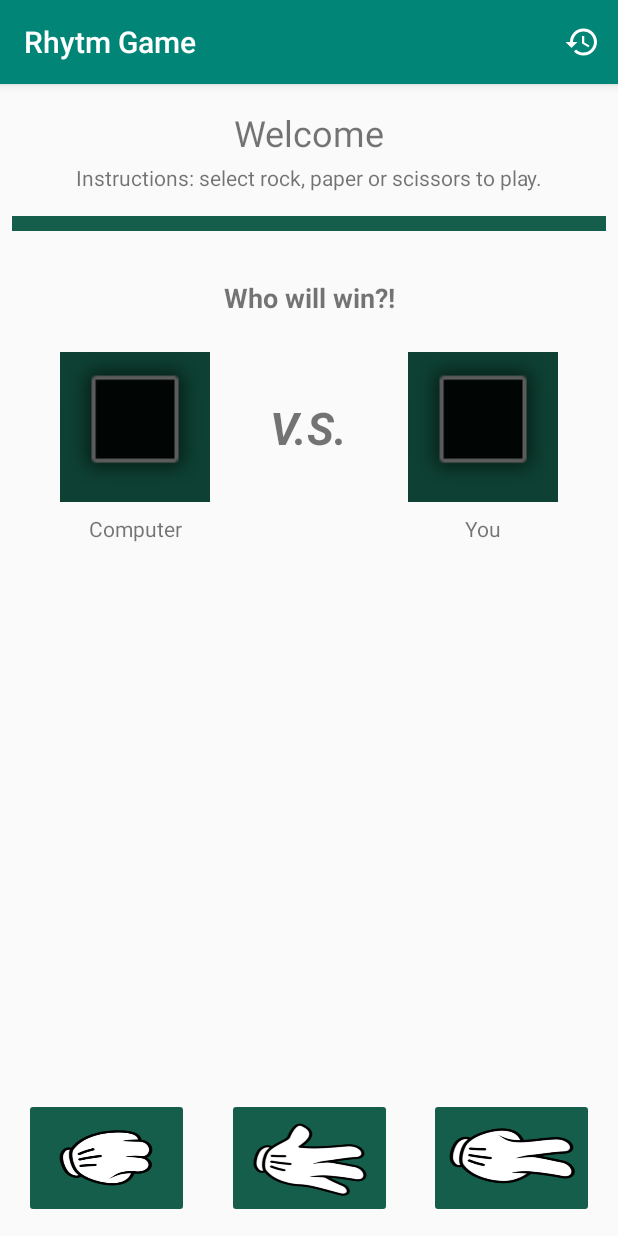
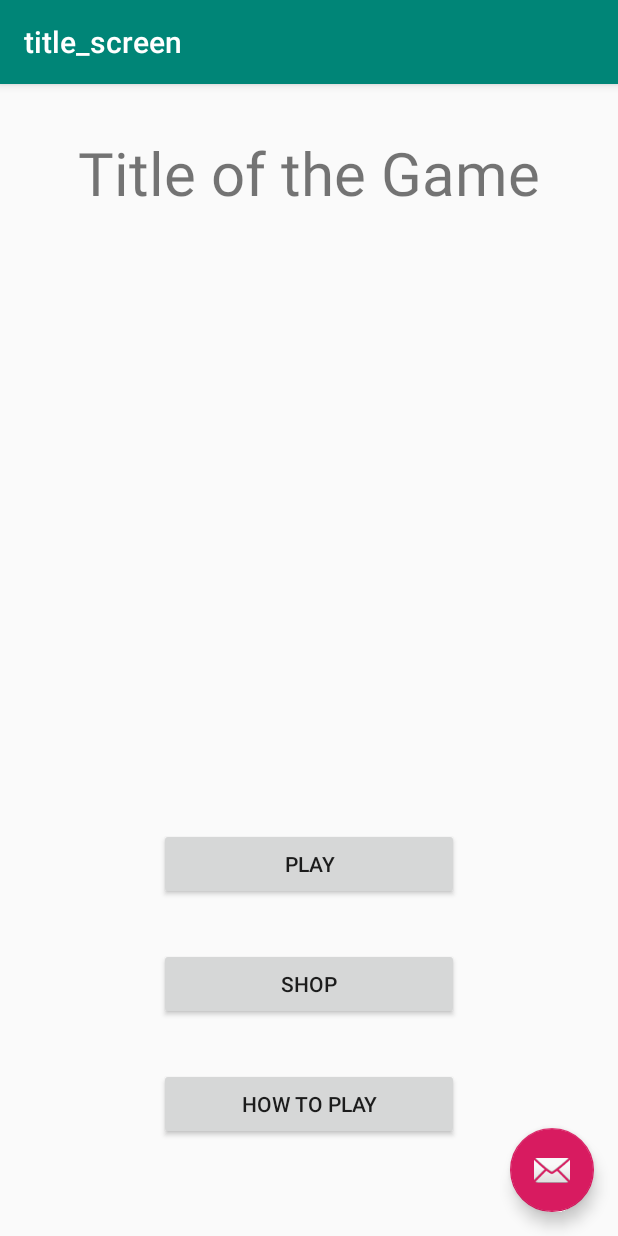
Before and after one commit to Winningtopas/IndividualAssignment, an Android app: the screen it shows after launch (MainActivity before the commit, TitleScreen after it), on a phone screen of 412 x 824 dp. Run offline under Robolectric (Android 15) with nearby library versions, the phone set to English and light mode, and no system bars.

Commit message:
Title Screen basis gemaakt

```diff
--- /dev/null
+++ b/app/src/main/java/com/example/shoppinglistkotlin/TitleScreen.kt
@@ -0,0 +1,48 @@
+package com.example.shoppinglistkotlin
+
+import android.content.Intent
+import android.media.MediaPlayer
+import android.os.Bundle
+import androidx.appcompat.app.AppCompatActivity
+import com.google.android.material.snackbar.Snackbar
+import kotlinx.android.synthetic.main.activity_title_screen.*
+import kotlinx.android.synthetic.main.content_title_screen.*
+
+class TitleScreen : AppCompatActivity() {
+
+    private lateinit var mp: MediaPlayer
+
+    override fun onCreate(savedInstanceState: Bundle?) {
+        super.onCreate(savedInstanceState)
+        setContentView(R.layout.activity_title_screen)
+        setSupportActionBar(toolbar)
+
+        fab.setOnClickListener { view ->
+            Snackbar.make(view, "Replace with your own action", Snackbar.LENGTH_LONG)
+                .setAction("Action", null).show()
+        }
+        initViews()
+        mp = MediaPlayer.create(this, R.raw.titlemusic)
+        mp.isLooping = true
+        mp.start()
+    }
+
+    private fun initViews() {
+        btnPlay.setOnClickListener { onPlayClick() }
+        btnShop.setOnClickListener { onShopClick() }
+        btnHowToPlay.setOnClickListener { onHowToPlayClick() }
+    }
+
+    private fun onPlayClick(){
+        startActivity(Intent(this, MainActivity::class.java))
+    }
+
+    private fun onShopClick(){
+        startActivity(Intent(this, MainActivity::class.java))
+    }
+
+    private fun onHowToPlayClick(){
+        startActivity(Intent(this, MainActivity::class.java))
+    }
+
+}
--- /dev/null
+++ b/app/src/main/res/layout/activity_title_screen.xml
@@ -0,0 +1,33 @@
+<?xml version="1.0" encoding="utf-8"?>
+<androidx.coordinatorlayout.widget.CoordinatorLayout xmlns:android="http://schemas.android.com/apk/res/android"
+    xmlns:app="http://schemas.android.com/apk/res-auto"
+    xmlns:tools="http://schemas.android.com/tools"
+    android:layout_width="match_parent"
+    android:layout_height="match_parent"
+    tools:context=".TitleScreen">
+
+    <com.google.android.material.appbar.AppBarLayout
+        android:layout_width="match_parent"
+        android:layout_height="wrap_content"
+        android:theme="@style/AppTheme.AppBarOverlay">
+
+        <androidx.appcompat.widget.Toolbar
+            android:id="@+id/toolbar"
+            android:layout_width="match_parent"
+            android:layout_height="?attr/actionBarSize"
+            android:background="?attr/colorPrimary"
+            app:popupTheme="@style/AppTheme.PopupOverlay" />
+
+    </com.google.android.material.appbar.AppBarLayout>
+
+    <include layout="@layout/content_title_screen" />
+
+    <com.google.android.material.floatingactionbutton.FloatingActionButton
+        android:id="@+id/fab"
+        android:layout_width="wrap_content"
+        android:layout_height="wrap_content"
+        android:layout_gravity="bottom|end"
+        android:layout_margin="@dimen/fab_margin"
+        app:srcCompat="@android:drawable/ic_dialog_email" />
+
+</androidx.coordinatorlayout.widget.CoordinatorLayout>
--- /dev/null
+++ b/app/src/main/res/layout/content_title_screen.xml
@@ -0,0 +1,53 @@
+<?xml version="1.0" encoding="utf-8"?>
+<androidx.constraintlayout.widget.ConstraintLayout xmlns:android="http://schemas.android.com/apk/res/android"
+    xmlns:app="http://schemas.android.com/apk/res-auto"
+    xmlns:tools="http://schemas.android.com/tools"
+    android:layout_width="match_parent"
+    android:layout_height="match_parent"
+    app:layout_behavior="@string/appbar_scrolling_view_behavior"
+    tools:context=".TitleScreen"
+    tools:showIn="@layout/activity_title_screen">
+
+    <TextView
+        android:id="@+id/title"
+        android:layout_width="wrap_content"
+        android:layout_height="wrap_content"
+        android:layout_marginTop="32dp"
+        android:text="Title of the Game"
+        android:textSize="40sp"
+        app:layout_constraintEnd_toEndOf="parent"
+        app:layout_constraintStart_toStartOf="parent"
+        app:layout_constraintTop_toTopOf="parent" />
+
+    <Button
+        android:id="@+id/btnPlay"
+        android:layout_width="200dp"
+        android:layout_height="wrap_content"
+        android:layout_marginBottom="32dp"
+        android:text="Play"
+        app:layout_constraintBottom_toTopOf="@+id/btnShop"
+        app:layout_constraintEnd_toEndOf="parent"
+        app:layout_constraintStart_toStartOf="parent" />
+
+    <Button
+        android:id="@+id/btnShop"
+        android:layout_width="200dp"
+        android:layout_height="wrap_content"
+        android:layout_marginBottom="32dp"
+        android:text="Shop"
+        app:layout_constraintBottom_toTopOf="@+id/btnHowToPlay"
+        app:layout_constraintEnd_toEndOf="parent"
+        app:layout_constraintStart_toStartOf="parent" />
+
+    <Button
+        android:id="@+id/btnHowToPlay"
+        android:layout_width="200dp"
+        android:layout_height="wrap_content"
+        android:layout_marginBottom="64dp"
+        android:text="How to Play"
+        app:layout_constraintBottom_toBottomOf="parent"
+        app:layout_constraintEnd_toEndOf="parent"
+        app:layout_constraintStart_toStartOf="parent" />
+
+
+</androidx.constraintlayout.widget.ConstraintLayout>
--- a/app/src/main/res/values/strings.xml
+++ b/app/src/main/res/values/strings.xml
@@ -11,4 +11,6 @@
     <string name="winLose">Who will win?!</string>
     <string name="title_activity_game_history">GameHistory</string>
     <string name="date">Date</string>
+    <string name="title_activity_title_screen">title_screen</string>
+    <string name="title_activity_level_select">level_select</string>
 </resources>
```
Also changed, not shown: app/src/main/AndroidManifest.xml (+12 -4 lines), app/src/main/java/com/example/shoppinglistkotlin/MainActivity.kt (+10 -0 lines), app/src/main/java/com/example/shoppinglistkotlin/level_select.kt (added, +22 -0 lines), app/src/main/res/layout/activity_level_select.xml (added, +33 -0 lines), app/src/main/res/layout/content_level_select.xml (added, +11 -0 lines), 2 other files.
